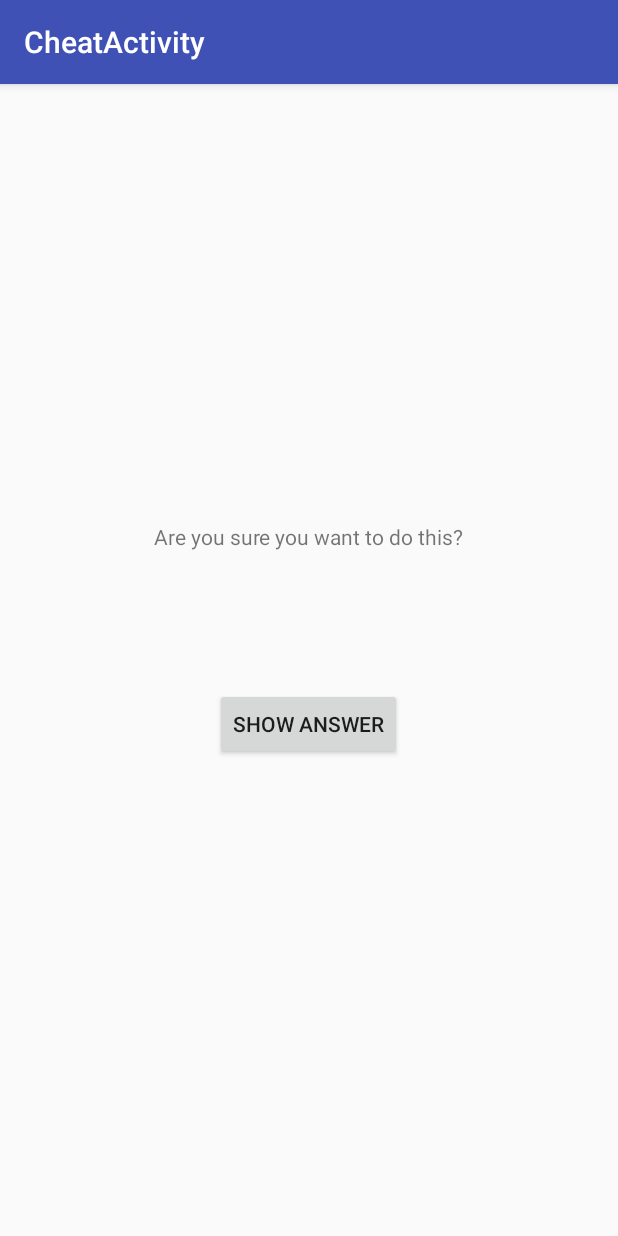
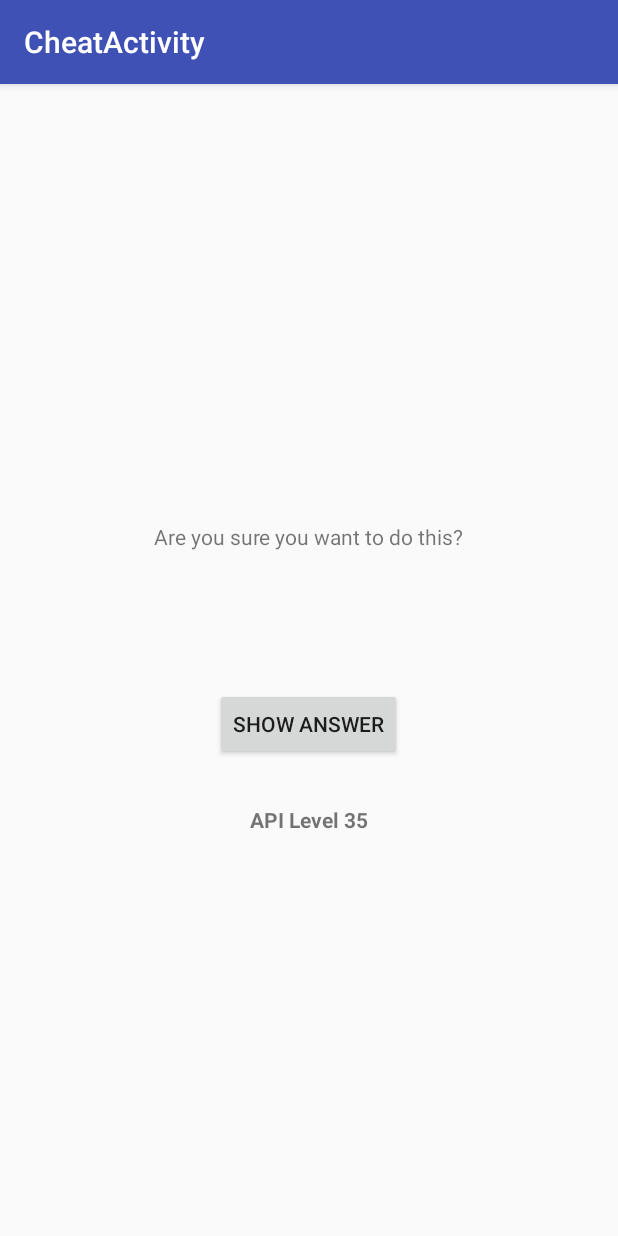
Before and after one commit to JoelReeves/BNRAndroid, an Android app: the screen it shows after launch (CheatActivity), after a tap on "CHEAT!", on a phone screen of 412 x 824 dp. Run offline under Robolectric (Android 15) with nearby library versions, the phone set to English and light mode, and no system bars; our stand-ins replace ButterKnife; 2 other taps on this screen came first.

Commit message:
adding device's API level

```diff
--- a/GeoQuiz/app/src/main/java/com/bromancelabs/geoquiz/activities/CheatActivity.java
+++ b/GeoQuiz/app/src/main/java/com/bromancelabs/geoquiz/activities/CheatActivity.java
@@ -24,6 +24,7 @@ public class CheatActivity extends AppCompatActivity {
 
     @Bind(R.id.tv_answer) TextView mAnswerTextView;
     @Bind(R.id.btn_showAnswer) Button mShowAnswer;
+    @Bind(R.id.tv_apiLevel) TextView apiLevelTextView;
 
     private boolean mAnswerIsTrue;
 
@@ -45,6 +46,8 @@ public class CheatActivity extends AppCompatActivity {
         ButterKnife.bind(this);
 
         mAnswerIsTrue = getIntent().getBooleanExtra(EXTRA_ANSWER_IS_TRUE, false);
+
+        apiLevelTextView.append(String.valueOf(Build.VERSION.SDK_INT));
     }
 
     @OnClick(R.id.btn_showAnswer)
--- a/GeoQuiz/app/src/main/res/layout/activity_cheat.xml
+++ b/GeoQuiz/app/src/main/res/layout/activity_cheat.xml
@@ -26,6 +26,6 @@
         style="@style/WrapContent"
         android:layout_marginTop="@dimen/apiLevel_marginTop"
         android:textStyle="bold"
-        tools:text="API Level XX"/>
+        android:text="@string/api_level"/>
 
 </LinearLayout>
--- a/GeoQuiz/app/src/main/res/values/strings.xml
+++ b/GeoQuiz/app/src/main/res/values/strings.xml
@@ -23,5 +23,6 @@
     <!--CheatActivity-->
     <string name="warning_text">Are you sure you want to do this?</string>
     <string name="show_answer_button">Show Answer</string>
+    <string name="api_level">"API Level "</string>
 
 </resources>
```
